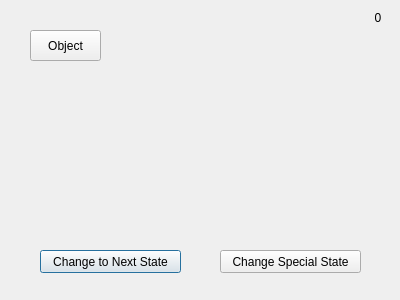
Qt form StateMachine/dialog.ui (haxpor/qt_st) before a commit.
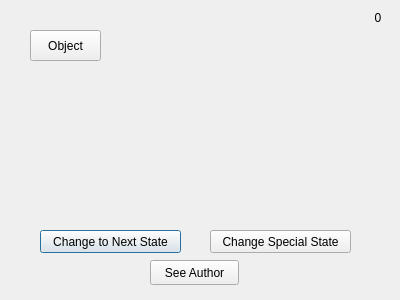
The same form after that commit.

Patch:
```diff
--- a/StateMachine/dialog.ui
+++ b/StateMachine/dialog.ui
@@ -17,7 +17,7 @@
    <property name="geometry">
     <rect>
      <x>40</x>
-     <y>250</y>
+     <y>230</y>
      <width>141</width>
      <height>23</height>
     </rect>
@@ -42,8 +42,8 @@
   <widget class="QPushButton" name="stateChangeSpecialButton">
    <property name="geometry">
     <rect>
-     <x>220</x>
-     <y>250</y>
+     <x>210</x>
+     <y>230</y>
      <width>141</width>
      <height>23</height>
     </rect>
@@ -68,6 +68,19 @@
     <set>Qt::AlignCenter</set>
    </property>
   </widget>
+  <widget class="QPushButton" name="pushButton">
+   <property name="geometry">
+    <rect>
+     <x>150</x>
+     <y>260</y>
+     <width>89</width>
+     <height>25</height>
+    </rect>
+   </property>
+   <property name="text">
+    <string>See Author</string>
+   </property>
+  </widget>
  </widget>
  <layoutdefault spacing="6" margin="11"/>
  <resources/>
```
